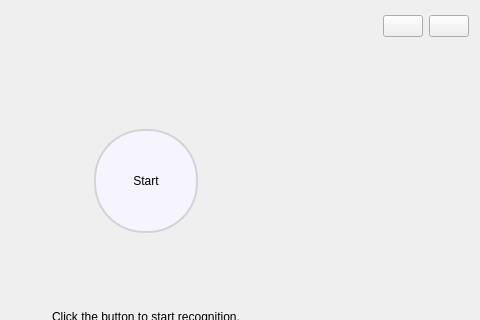
Qt form subtitlegui.ui (JadenChun/SubGen) before a commit; both pictures show x 188 to 668 and y 0 to 320 of the 668 by 419 pixel window.
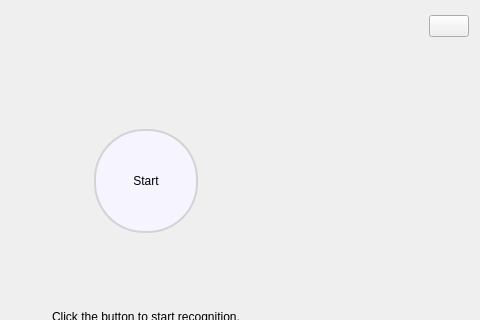
The same form after that commit. Icons and pictures are not drawn.

Diff of the .ui file:
```diff
--- a/subtitlegui.ui
+++ b/subtitlegui.ui
@@ -53,13 +53,6 @@
        </property>
       </spacer>
      </item>
-     <item>
-      <widget class="QPushButton" name="historyButton">
-       <property name="text">
-        <string/>
-       </property>
-      </widget>
-     </item>
      <item>
       <widget class="QPushButton" name="settingButton">
        <property name="sizePolicy">
```
